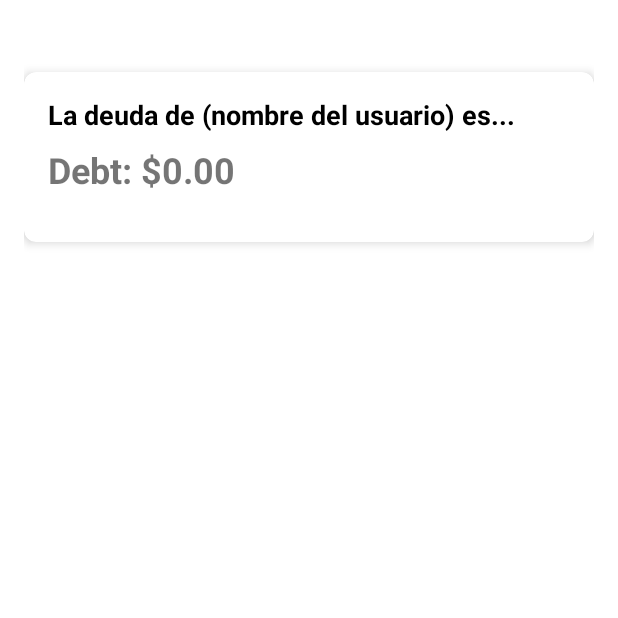
After one commit to rafacm1803/Pay2Share, an Android app: the UserDetailActivity screen opened directly, with no data from a screen before it, on a phone screen of 412 x 824 dp, the top half of it. The commit adds this screen. Run offline under Robolectric (Android 15) with nearby library versions, the phone set to English and light mode, and no system bars.

Commit message:
ver deuda metiendote en el usuario

```diff
--- a/app/src/main/java/com/pay2share/data/database/UsuarioRepository.kt
+++ b/app/src/main/java/com/pay2share/data/database/UsuarioRepository.kt
@@ -33,7 +33,7 @@ class UsuarioRepository (private val dbHelper: DatabaseHelper){
     }
 
     fun obtenerGruposDeUsuario(usuarioId: Int): Cursor {
-        return dbHelper.getGroupsOfUser(usuarioId)
+        return dbHelper.obtenerGruposDeUsuario(usuarioId)
     }
 
     fun obtenerTodosLosUsuarios(): Cursor {
--- a/app/src/main/java/com/pay2share/data/models/Grupo.kt
+++ b/app/src/main/java/com/pay2share/data/models/Grupo.kt
@@ -2,5 +2,6 @@ package com.pay2share.data.models
 
 data class Group(
     val id: Int,
-    val name: String
+    val name: String,
+    val creatorId: Int
 )
--- a/app/src/main/java/com/pay2share/ui/group/CreateGroupActivity.kt
+++ b/app/src/main/java/com/pay2share/ui/group/CreateGroupActivity.kt
@@ -33,7 +33,7 @@ class CreateGroupActivity : AppCompatActivity() {
             val userId = sharedPreferences.getInt("user_id", -1)
 
             if (userId != -1) {
-                val groupId = grupoRepository.crearGrupo(groupName)
+                val groupId = grupoRepository.crearGrupo(groupName, userId)
                 usuarioRepository.anyadirUsuarioAGrupo(userId, groupId.toInt())
                 val intent = Intent(this, HomeFragment::class.java)
                 startActivity(intent)
--- /dev/null
+++ b/app/src/main/java/com/pay2share/ui/group/UserDetailActivity.kt
@@ -0,0 +1,47 @@
+package com.pay2share.ui.group
+
+import android.os.Bundle
+import android.widget.TextView
+import androidx.appcompat.app.AppCompatActivity
+import com.pay2share.R
+import com.pay2share.database.DatabaseHelper
+import com.pay2share.data.database.GrupoRepository
+import com.pay2share.data.database.UsuarioRepository
+
+class UserDetailActivity : AppCompatActivity() {
+
+    private lateinit var grupoRepository: GrupoRepository
+    private lateinit var usuarioRepository: UsuarioRepository
+
+    override fun onCreate(savedInstanceState: Bundle?) {
+        super.onCreate(savedInstanceState)
+        setContentView(R.layout.activity_user_detail)
+
+        val dbHelper = DatabaseHelper(this)
+        grupoRepository = GrupoRepository(dbHelper)
+        usuarioRepository = UsuarioRepository(dbHelper)
+
+        val userId = intent.getIntExtra("USER_ID", -1)
+        val groupId = intent.getIntExtra("GROUP_ID", -1)
+
+        if (userId != -1 && groupId != -1) {
+            val userCursor = usuarioRepository.obtenerUsuarioPorId(userId)
+            if (userCursor.moveToFirst()) {
+                val userName = userCursor.getString(userCursor.getColumnIndexOrThrow("name"))
+                val textViewUserDebtInfo: TextView = findViewById(R.id.textViewUserDebtInfo)
+                textViewUserDebtInfo.text = "La deuda de $userName es..."
+            }
+            userCursor.close()
+
+            val debt = grupoRepository.obtenerDeudaPorUsuarioYGrupo(userId, groupId)
+            val textViewDebt: TextView = findViewById(R.id.textViewDebt)
+            textViewDebt.text = "Debt: $$debt"
+
+            if (debt > 0) {
+                textViewDebt.setTextColor(resources.getColor(android.R.color.holo_red_dark))
+            } else {
+                textViewDebt.setTextColor(resources.getColor(android.R.color.holo_green_dark))
+            }
+        }
+    }
+}
--- a/app/src/main/java/com/pay2share/ui/home/HomeViewModel.kt
+++ b/app/src/main/java/com/pay2share/ui/home/HomeViewModel.kt
@@ -17,7 +17,8 @@ class HomeViewModel(private val usuarioRepository: UsuarioRepository) : ViewMode
         while (cursor.moveToNext()) {
             val id = cursor.getInt(cursor.getColumnIndexOrThrow("id"))
             val name = cursor.getString(cursor.getColumnIndexOrThrow("name"))
-            listaGrupos.add(Group(id, name))
+            val creatorId = cursor.getInt(cursor.getColumnIndexOrThrow("creator_id"))
+            listaGrupos.add(Group(id, name, creatorId))
         }
         cursor.close()
         _grupos.value = listaGrupos
--- /dev/null
+++ b/app/src/main/res/layout/activity_user_detail.xml
@@ -0,0 +1,46 @@
+<LinearLayout xmlns:android="http://schemas.android.com/apk/res/android"
+    xmlns:app="http://schemas.android.com/apk/res-auto"
+    xmlns:tools="http://schemas.android.com/tools"
+    android:layout_width="match_parent"
+    android:layout_height="match_parent"
+    android:orientation="vertical"
+    android:padding="16dp"
+    tools:context=".ui.group.UserDetailActivity">
+
+    <androidx.cardview.widget.CardView
+        android:layout_width="match_parent"
+        android:layout_height="wrap_content"
+        android:layout_marginTop="32dp"
+        android:layout_marginBottom="16dp"
+        app:cardCornerRadius="8dp"
+        app:cardElevation="4dp">
+
+        <LinearLayout
+            android:layout_width="match_parent"
+            android:layout_height="wrap_content"
+            android:orientation="vertical"
+            android:padding="16dp">
+
+            <TextView
+                android:id="@+id/textViewUserDebtInfo"
+                android:layout_width="match_parent"
+                android:layout_height="wrap_content"
+                android:textSize="18sp"
+                android:textStyle="bold"
+                android:textColor="@android:color/black"
+                android:paddingBottom="8dp"
+                android:text="La deuda de (nombre del usuario) es..." />
+
+            <TextView
+                android:id="@+id/textViewDebt"
+                android:layout_width="match_parent"
+                android:layout_height="wrap_content"
+                android:textSize="24sp"
+                android:textStyle="bold"
+                android:paddingBottom="16dp"
+                android:text="Debt: $0.00" />
+
+        </LinearLayout>
+    </androidx.cardview.widget.CardView>
+
+</LinearLayout>
```
Also changed, not shown: app/src/main/AndroidManifest.xml (+7 -0 lines), app/src/main/java/com/pay2share/data/database/DatabaseHelper.kt (+32 -6 lines), app/src/main/java/com/pay2share/data/database/GrupoRepository.kt (+15 -2 lines), app/src/main/java/com/pay2share/ui/group/GroupDetailActivity.kt (+64 -0 lines), app/src/main/res/layout/activity_group_detail.xml (+46 -1 lines).
